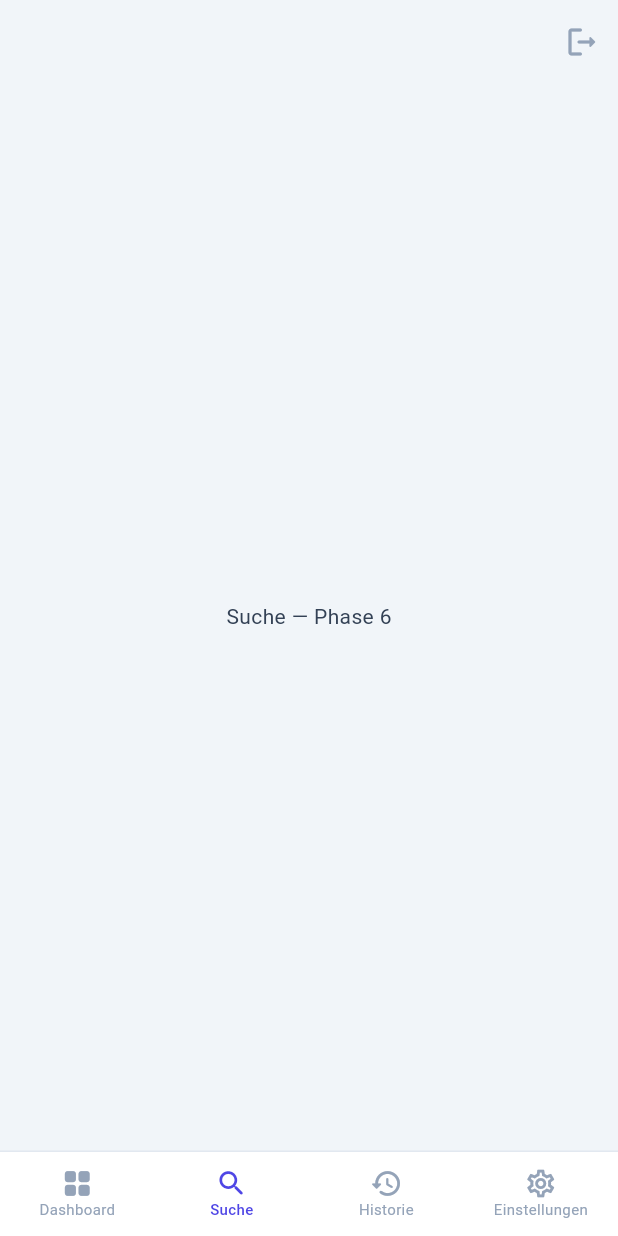
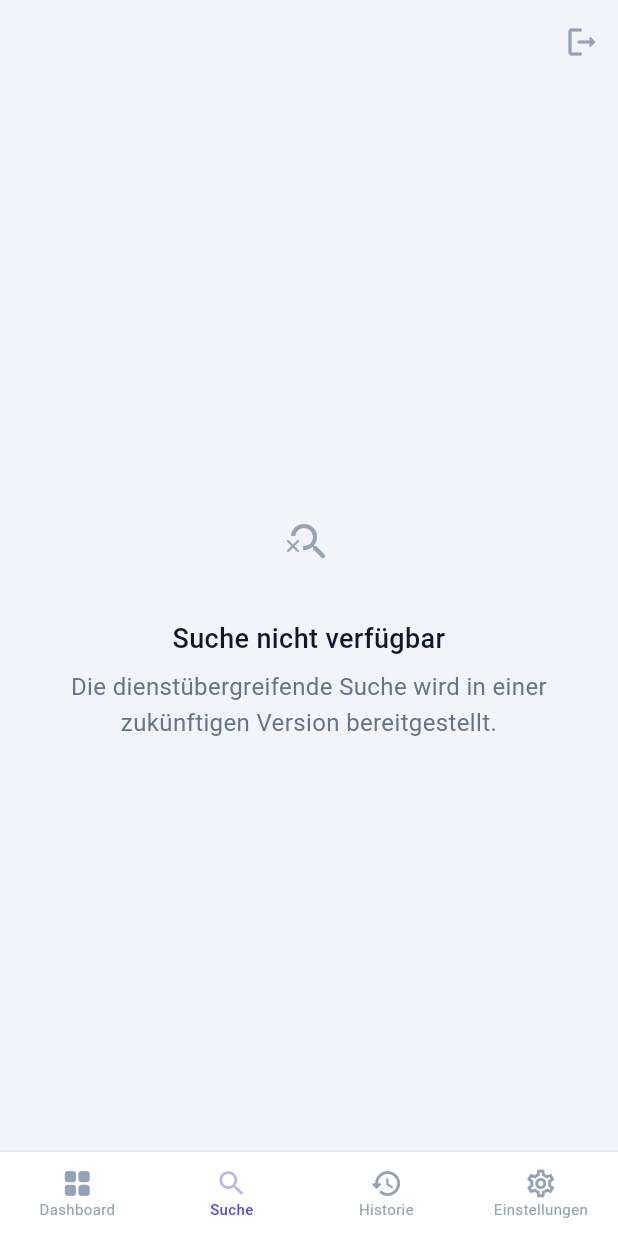
Before and after one commit to SynapseRave/ISEF01-Second-Brain-Frontend, a Flutter app: the SearchPage screen opened by its route, on a phone screen of 412 x 824 dp. Run offline on Flutter 3.47's test engine with Material 3 defaults, Android fonts, the phone set to English and light mode, and no system bars; our stand-ins replace dio, flutter_bloc, flutter_secure_storage, get_it, go_router, injectable and 2 more; missing offline and left inert: openid_client; accounts and stored records are empty; statements that could not run were skipped.

Commit message:
chore: mark search and Obsidian integration as unavailable
- SearchPage shows informative "not available" screen instead of placeholder
- Sidebar: search entry grayed out with lock icon and tooltip
- Bottom nav: search tab icon reduced to 40% opacity
- Settings: Obsidian added to _disabledServices (button disabled + hint text)
- CLAUDE.md: known limitations updated for search and Obsidian

```diff
--- a/lib/app/shell/widgets/shell_bottom_nav.dart
+++ b/lib/app/shell/widgets/shell_bottom_nav.dart
@@ -22,6 +22,8 @@ class ShellBottomNav extends StatelessWidget {
     );
     if (currentIndex == -1) currentIndex = 0;
 
+    const unavailableRoutes = {'/search'};
+
     return Container(
       decoration: const BoxDecoration(
         border: Border(top: BorderSide(color: AppColors.slate200)),
@@ -41,7 +43,10 @@ class ShellBottomNav extends StatelessWidget {
         items: _items
             .map(
               (item) => BottomNavigationBarItem(
-                icon: Icon(item.$1, size: 22),
+                icon: Opacity(
+                  opacity: unavailableRoutes.contains(item.$3) ? 0.4 : 1.0,
+                  child: Icon(item.$1, size: 22),
+                ),
                 label: item.$2,
               ),
             )
--- a/lib/features/search/presentation/pages/search_page.dart
+++ b/lib/features/search/presentation/pages/search_page.dart
@@ -1,11 +1,54 @@
 import 'package:flutter/material.dart';
+import 'package:isef01_second_brain_frontend/core/design_system/design_system.dart';
 
-/// Suchseite: Dienstübergreifende Suche über alle verbundenen Dienste.
-/// TODO(phase-6): SearchCubit + Debounce + Service-Aggregation implementieren.
+/// Suchseite: Dienstübergreifende Suche — in der aktuellen Version nicht verfügbar.
 class SearchPage extends StatelessWidget {
   const SearchPage({super.key});
 
   @override
-  Widget build(BuildContext context) =>
-      const Scaffold(body: Center(child: Text('Suche — Phase 6')));
+  Widget build(BuildContext context) {
+    return Scaffold(
+      backgroundColor: AppColors.background,
+      body: Center(
+        child: ConstrainedBox(
+          constraints: const BoxConstraints(maxWidth: 480),
+          child: Padding(
+            padding: const EdgeInsets.all(AppSpacing.px24),
+            child: Column(
+              mainAxisSize: MainAxisSize.min,
+              children: [
+                Container(
+                  width: 64,
+                  height: 64,
+                  decoration: BoxDecoration(
+                    color: AppColors.slate100,
+                    borderRadius: BorderRadius.circular(AppSpacing.radiusXl),
+                  ),
+                  child: const Icon(
+                    Icons.search_off_rounded,
+                    size: 32,
+                    color: AppColors.slate400,
+                  ),
+                ),
+                const SizedBox(height: AppSpacing.px20),
+                Text(
+                  'Suche nicht verfügbar',
+                  style: AppTypography.h3,
+                  textAlign: TextAlign.center,
+                ),
+                const SizedBox(height: AppSpacing.px8),
+                Text(
+                  'Die dienstübergreifende Suche wird in einer zukünftigen Version bereitgestellt.',
+                  style: AppTypography.bodyBase.copyWith(
+                    color: AppColors.slate500,
+                  ),
+                  textAlign: TextAlign.center,
+                ),
+              ],
+            ),
+          ),
+        ),
+      ),
+    );
+  }
 }
--- a/lib/features/settings/presentation/pages/settings_page.dart
+++ b/lib/features/settings/presentation/pages/settings_page.dart
@@ -31,7 +31,7 @@ class _SettingsPageState extends State<SettingsPage> {
     ServiceType.oneNote,
   };
 
-  static const _disabledServices = {ServiceType.oneNote};
+  static const _disabledServices = {ServiceType.oneNote, ServiceType.obsidian};
 
   static const _supportedServices = [
     ServiceType.googleCalendar,
@@ -261,6 +261,9 @@ class _SettingsPageState extends State<SettingsPage> {
     ServiceType.oneNote =>
       'Microsoft OAuth-App nicht konfiguriert. '
           'MICROSOFT_CLIENT_ID fehlt - Integration derzeit nicht verfuegbar.',
+    ServiceType.obsidian =>
+      'Obsidian-Anbindung wird in einer zukünftigen Version bereitgestellt. '
+          'Das Local REST API Plugin wird dann unterstützt.',
     _ => 'Diese Integration ist derzeit nicht verfuegbar.',
   };
 
```
Also changed, not shown: lib/app/shell/widgets/shell_sidebar.dart (+26 -3 lines), 1 other file.
